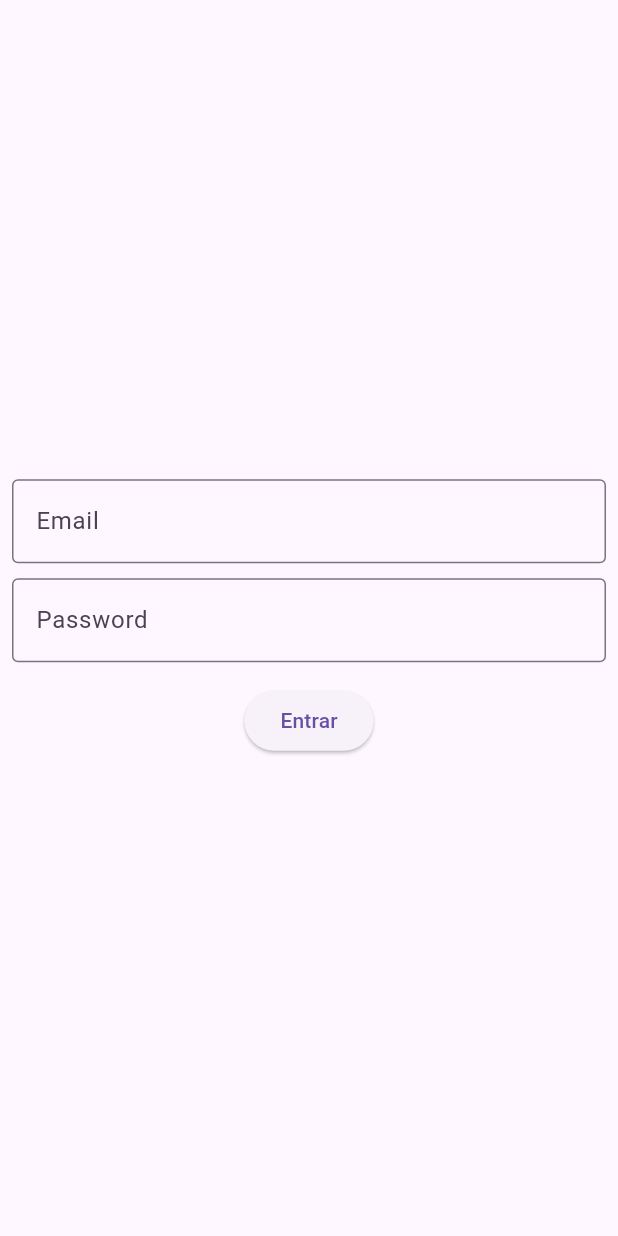
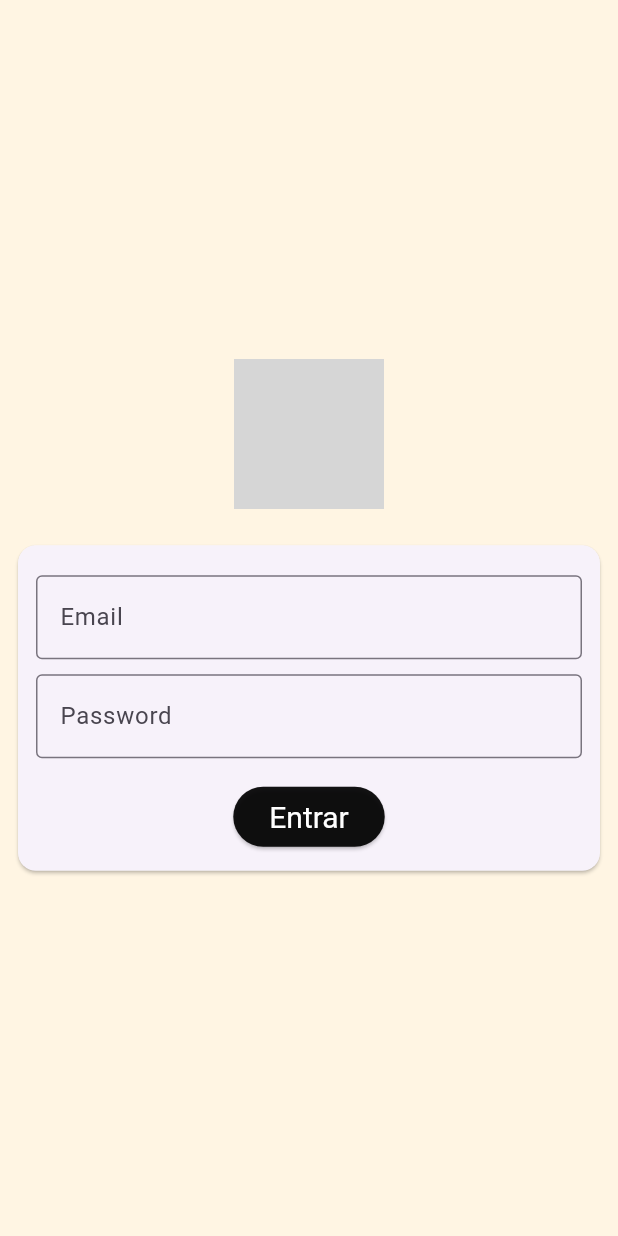
Before and after one commit to LucaoCorrea/FlutterStudies, a Flutter app: the screen it shows after launch, on a phone screen of 412 x 824 dp. Run offline on Flutter 3.47's test engine with Material 3 defaults, Android fonts, the phone set to English and light mode, and no system bars; network calls fail; grey boxes are pictures that could not be loaded.

Commit message:
finalizando os estudos

```diff
--- a/flutter_studies/lib/LoginPage.dart
+++ b/flutter_studies/lib/LoginPage.dart
@@ -7,14 +7,13 @@ class LoginPage extends StatefulWidget {
 }
 
 class _LoginPageState extends State<LoginPage> {
-
   String email = '';
   String password = '';
 
-  @override
-  Widget build(BuildContext context) {
-    return Scaffold(
-      body: SingleChildScrollView(
+  Widget _body() {
+    return Column(
+      children: [
+        SingleChildScrollView(
           child: SizedBox(
             width: MediaQuery.of(context).size.width,
             height: MediaQuery.of(context).size.height,
@@ -23,34 +22,54 @@ class _LoginPageState extends State<LoginPage> {
               child: Column(
                 mainAxisAlignment: MainAxisAlignment.center,
                 children: [
+                  Container(
+                    width: 100,
+                    height: 100,
+                    child: Image.network(
+                        'https://cdn.dribbble.com/userupload/11764588/file/original-4165ef475e94ba4104940d4cdab8f760.png?resize=400x300&vertical=center'),
+                  ),
+                  Container(height: 20),
+                  Card(
+                    child: Padding(
+                      padding: const EdgeInsets.only(
+                          left: 12, right: 12, top: 20, bottom: 12),
+                      child: Column(
+                        children: [
                           TextField(
-                    onChanged: (text){
+                            onChanged: (text) {
                               email = text;
                             },
                             keyboardType: TextInputType.emailAddress,
                             decoration: InputDecoration(
                                 labelText: 'Email',
-                    border: OutlineInputBorder()
-                  ),
+                                border: OutlineInputBorder()),
                           ),
                           SizedBox(height: 10),
                           TextField(
-                    onChanged: (text){
+                            onChanged: (text) {
                               password = text;
                             },
                             obscureText: true,
                             decoration: InputDecoration(
                                 labelText: 'Password',
-                    border: OutlineInputBorder()
-                  ),
+                                border: OutlineInputBorder()),
                           ),
                           SizedBox(height: 15),
                           ElevatedButton(
+                              style: ElevatedButton.styleFrom(
+                                backgroundColor: Color.fromARGB(235, 0, 0, 0),
+                                foregroundColor: Colors.white,
+                                textStyle: TextStyle(
+                                  fontSize: 20,
+
+                                ),
+                              ),
                               onPressed: () {
-                    if(email == 'test@gmail.com' &&
-                    password == 'test'){
-                      Navigator.of(context).pushReplacementNamed('/home');
-                    } else{
+                                if (email == 'test@gmail.com' &&
+                                    password == 'test') {
+                                  Navigator.of(context)
+                                      .pushReplacementNamed('/home');
+                                } else {
                                   print('errou');
                                 }
                               },
@@ -59,8 +78,27 @@ class _LoginPageState extends State<LoginPage> {
                       ),
                     ),
                   ),
+                ],
               ),
+            ),
+          ),
+        ),
+      ],
     );
+  }
+
+  @override
+  Widget build(BuildContext context) {
+    return Scaffold(
+        body: Stack(
+      children: [
+        SizedBox(
+          height: MediaQuery.of(context).size.height,
+          child: Container(color: Color.fromARGB(255, 255, 245, 227)),
+        ),
+        _body(),
+      ],
+    ));
   }
 }
 //
```
Also changed, not shown: flutter_studies/lib/HomePage.dart (+29 -0 lines). Lines whose indentation alone changed are shown as unchanged.
